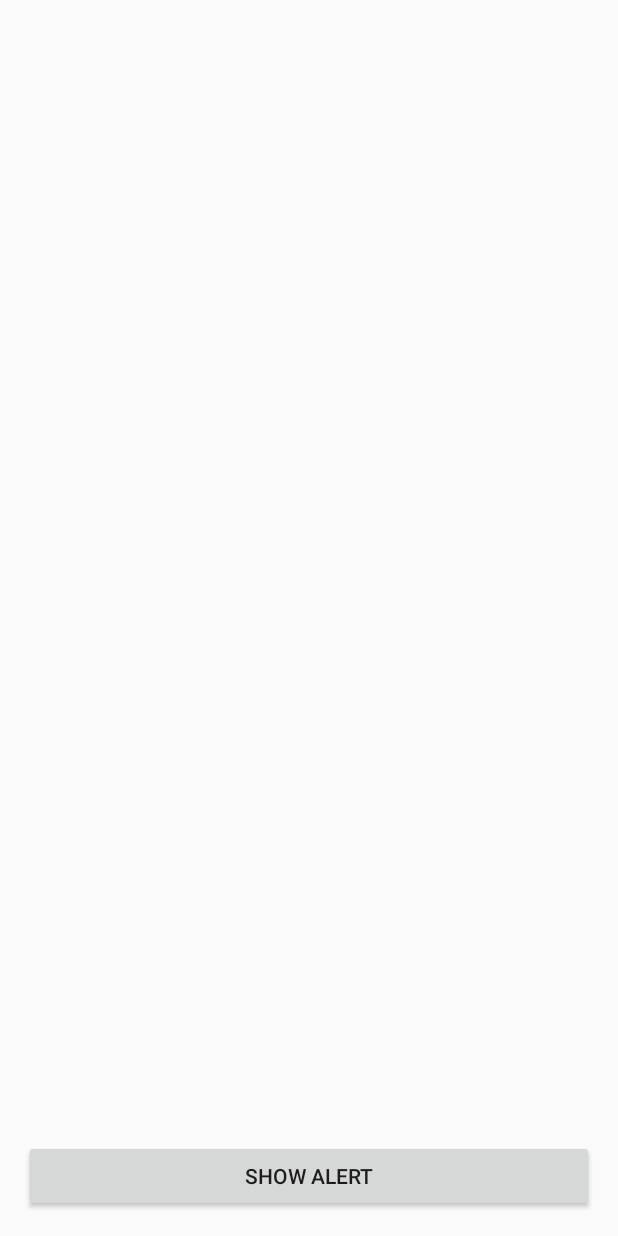
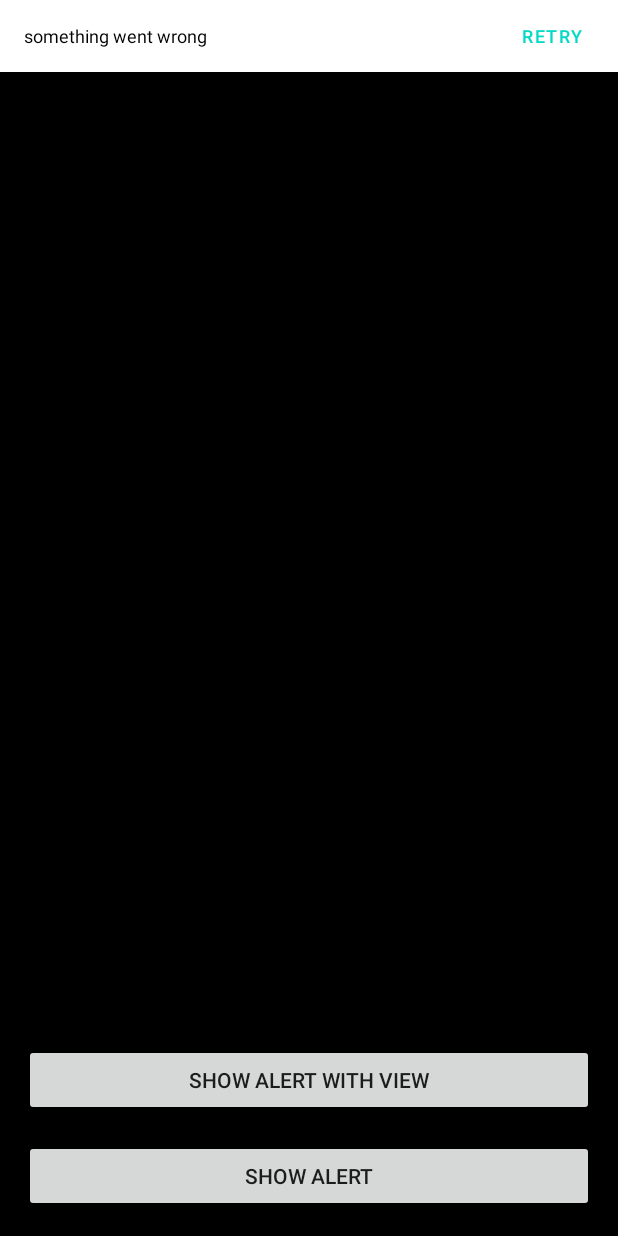
Before and after one commit to melbehiry/bella, an Android app: the screen it shows after launch (MainActivity), after a tap on "SHOW ALERT", on a phone screen of 412 x 824 dp. Run offline under Robolectric (Android 15) with nearby library versions, the phone set to English and light mode, and no system bars.

Commit message:
refactor bella sample with new implementation

```diff
--- a/app/src/main/java/com/elbehiry/bellademo/MainActivity.kt
+++ b/app/src/main/java/com/elbehiry/bellademo/MainActivity.kt
@@ -18,6 +18,8 @@ package com.elbehiry.bellademo
 
 import android.os.Bundle
 import androidx.appcompat.app.AppCompatActivity
+import com.elbehiry.bella.Bella
+import com.elbehiry.bella.Duration
 import com.elbehiry.bella.ext.bella
 import com.elbehiry.bellademo.factory.HomeAlertFactory
 import kotlinx.android.synthetic.main.activity_main.*
@@ -30,11 +32,11 @@ class MainActivity : AppCompatActivity() {
         super.onCreate(savedInstanceState)
         setContentView(R.layout.activity_main)
 
-
-
+        showAlertView.setOnClickListener {
+            Bella.make(showAlert, "something went wrong", Duration.LENGTH_LONG).show()
+        }
         showAlert.setOnClickListener {
-            bellaView.show(bellaAlertContent)
-
+            bellaView.showAlignedWithParent(bellaAlertContent)
         }
     }
 }
--- a/app/src/main/java/com/elbehiry/bellademo/factory/HomeAlertFactory.kt
+++ b/app/src/main/java/com/elbehiry/bellademo/factory/HomeAlertFactory.kt
@@ -27,14 +27,12 @@ class HomeAlertFactory : Bella.Factory() {
     override fun create(context: Context, lifecycleOwner: LifecycleOwner): Bella {
         return Bella.Builder(context)
             .setButtonVisible(true)
-            .setButtonTextColorResource(R.color.action_button_color)
             .setButtonTextSize(12f)
             .setButtonText(context.getString(R.string.retry))
             .setTextResource(R.string.alert_content)
             .setTextSize(12f)
             .setLifecycleOwner(lifecycleOwner)
             .setAutoDismissDuration(BellaViewDuration)
-            .setBackgroundColorResource(R.color.error_red)
             .build()
     }
 }
--- a/app/src/main/res/layout/activity_main.xml
+++ b/app/src/main/res/layout/activity_main.xml
@@ -5,6 +5,7 @@
     xmlns:tools="http://schemas.android.com/tools"
     android:layout_width="match_parent"
     android:layout_height="match_parent"
+    android:background="#000"
     tools:context="com.elbehiry.bellademo.MainActivity">
 
     <FrameLayout
@@ -13,7 +14,8 @@
         android:layout_height="wrap_content"
         app:layout_constraintEnd_toEndOf="parent"
         app:layout_constraintStart_toStartOf="parent"
-        app:layout_constraintTop_toTopOf="parent" />
+        app:layout_constraintTop_toTopOf="parent"
+        android:theme="@style/ThemeOverlay.AppCompat.Dark"/>
 
     <Button
         android:id="@+id/showAlert"
@@ -25,4 +27,14 @@
         app:layout_constraintEnd_toEndOf="parent"
         app:layout_constraintStart_toStartOf="parent" />
 
+    <Button
+        android:id="@+id/showAlertView"
+        android:layout_width="0dp"
+        android:layout_height="wrap_content"
+        android:text="@string/show_alert_with_view"
+        android:layout_margin="16dp"
+        app:layout_constraintBottom_toTopOf="@+id/showAlert"
+        app:layout_constraintEnd_toEndOf="parent"
+        app:layout_constraintStart_toStartOf="parent" />
+
 </androidx.constraintlayout.widget.ConstraintLayout>
--- a/app/src/main/res/values/strings.xml
+++ b/app/src/main/res/values/strings.xml
@@ -5,4 +5,5 @@
     <string name="retry">Retry</string>
     <string name="alert_content" >something went wrong</string>
     <string name="show_alert">show alert</string>
+    <string name="show_alert_with_view">Show Alert With View</string>
 </resources>
```
